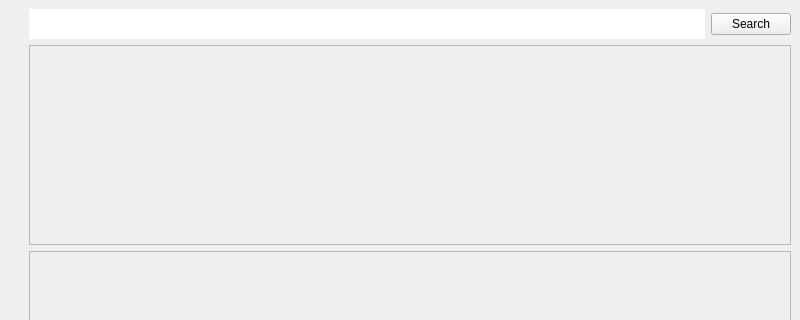
The window that ytdownloader.ui (Filomilo/YtDownloaderQt) describes before a commit, drawn with Qt 5; both pictures show x 0 to 800 and y 0 to 320 of the 800 by 677 pixel window.
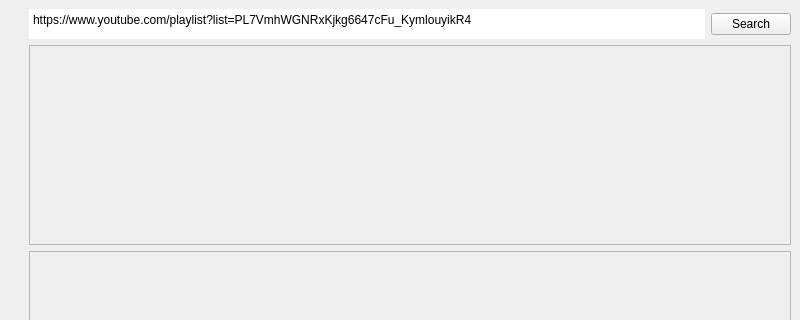
The same window after the commit.

What changed in the file:
```diff
--- a/ytdownloader.ui
+++ b/ytdownloader.ui
@@ -45,6 +45,9 @@
           <property name="styleSheet">
            <string notr="true">QPlainTextEdit {   border-radius: 100px;  }</string>
           </property>
+          <property name="plainText">
+           <string>https://www.youtube.com/playlist?list=PL7VmhWGNRxKjkg6647cFu_KymlouyikR4</string>
+          </property>
          </widget>
         </item>
         <item>
```
Left out of the diff: 4 changed lines with no effect on the pictures.
